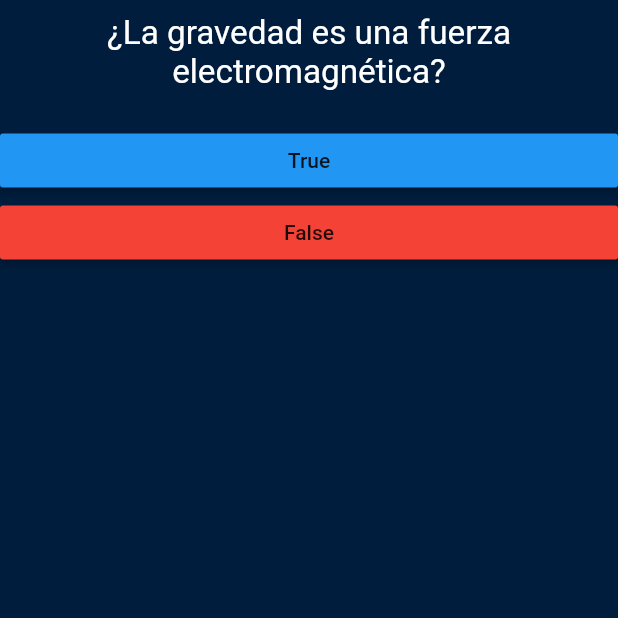
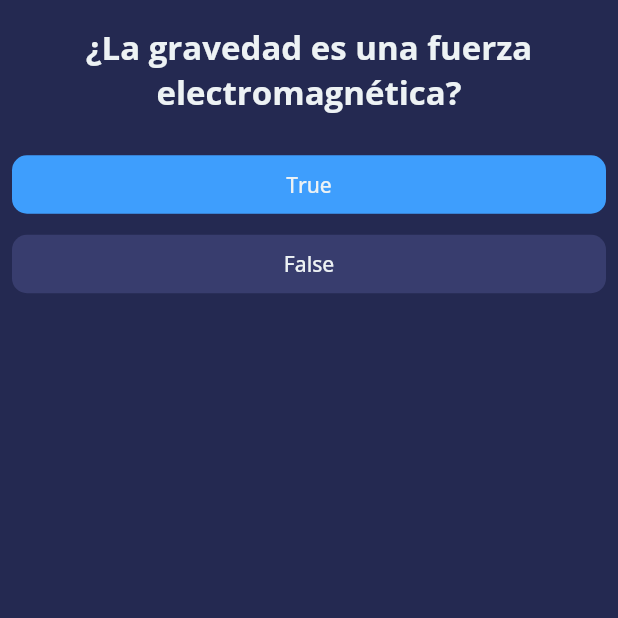
Before and after one commit to YerikAH/quizz-app, a Flutter app: the screen it shows after launch, on a phone screen of 412 x 824 dp, the top half of it. Run offline on Flutter 3.47's test engine with Material 2 defaults, Android fonts, the phone set to English and light mode, and no system bars.

Commit message:
add theme

```diff
--- a/lib/home_page.dart
+++ b/lib/home_page.dart
@@ -1,6 +1,7 @@
 import 'package:flutter/material.dart';
 import 'package:quizz/class/add_icon.dart';
 import 'package:quizz/class/quizz_brain.dart';
+import 'package:quizz/theme/theme_app.dart';
 import 'package:quizz/widgets/buttons_widget.dart';
 import 'package:quizz/widgets/question_widget.dart';
 
@@ -20,25 +21,27 @@ class _HomePageState extends State<HomePage> {
     setState(() {
       bool resultCorrect = user.getQuestionAnswer();
       functions.addIcon(resultCorrect, value, scoreKeep);
+      user.nextQuestion();
     });
   }
 
   @override
   Widget build(BuildContext context) {
     return Scaffold(
-      backgroundColor: const Color(0xff001d3d),
-      body: ListView(
-        children:  [
-          QuestionWidget(user: user),
-
-          const SizedBox(height: 15.0,),
-          ButtonsWidget(colorButton: Colors.blue, textButton: "True", addIcon: addIcon, valueCompare: true,),
-          ButtonsWidget(colorButton: Colors.red, textButton: "False", addIcon: addIcon, valueCompare: false),
-
-          Row(
-            children: scoreKeep
-          )
-        ],
+      body: Padding(
+        padding: const EdgeInsets.all(8.0),
+        child: ListView(
+          children:  [
+            QuestionWidget(user: user),
+            const SizedBox(height: 15.0,),
+            ButtonsWidget(colorButton: ThemeApp.blue, textButton: "True", addIcon: addIcon, valueCompare: true,),
+            const SizedBox(height: 5.0,),
+            ButtonsWidget(colorButton: ThemeApp.gray, textButton: "False", addIcon: addIcon, valueCompare: false),
+            // Row(
+            //   children: scoreKeep
+            // )
+          ],
+        ),
       )
     );
   }
--- a/lib/main.dart
+++ b/lib/main.dart
@@ -1,5 +1,6 @@
 import 'package:flutter/material.dart';
 import 'package:quizz/home_page.dart';
+import 'package:quizz/theme/theme_app.dart';
 
 void main() => runApp(const MyApp());
 
@@ -12,6 +13,7 @@ class MyApp extends StatelessWidget {
       debugShowCheckedModeBanner: false,
       title: 'Quizz App',
       home: HomePage(),
+      theme: ThemeApp.appConfig,
     );
   }
 }
--- /dev/null
+++ b/lib/theme/theme_app.dart
@@ -0,0 +1,27 @@
+
+import 'package:flutter/material.dart';
+class ThemeApp{
+  static const Color black = Color(0xff242951);
+  static const Color white = Color(0xffedf2f4);
+  static const Color red = Color(0xffef233c);
+  static const Color gray = Color(0xff383D6E);
+  static const Color blue = Color(0xff3E9EFD);
+
+  static final ThemeData appConfig = ThemeData.light().copyWith(
+    scaffoldBackgroundColor: black,
+    textTheme: ThemeData.light().textTheme.copyWith(
+      headline1: const TextStyle(
+        fontFamily: "Open Sans",
+        color: white,
+        fontSize: 22.0,
+        fontWeight: FontWeight.w700,
+      ),
+      subtitle1: const TextStyle(
+        fontFamily: "Open Sans",
+        color: white,
+        fontSize: 14.0,
+        fontWeight: FontWeight.w500,
+      )
+    )
+  );
+}
--- a/lib/widgets/buttons_widget.dart
+++ b/lib/widgets/buttons_widget.dart
@@ -9,14 +9,16 @@ class ButtonsWidget extends StatelessWidget {
 
   @override
   Widget build(BuildContext context) {
-    return  Container(
-    child: MaterialButton(
+    return  TextButton(
+      style: TextButton.styleFrom(
+        backgroundColor: colorButton,
+        padding: const EdgeInsets.all(10.0),
+        shape: RoundedRectangleBorder(borderRadius: BorderRadius.circular(10.0))
+      ),
       onPressed: (){
         addIcon(valueCompare);
       },
-      color: colorButton,
-      child: Text(textButton),
-    )
+      child: Text(textButton,style: Theme.of(context).textTheme.subtitle1,),
     );
   }
 }
--- a/lib/widgets/question_widget.dart
+++ b/lib/widgets/question_widget.dart
@@ -13,7 +13,7 @@ class QuestionWidget  extends StatelessWidget {
         child: Text(
           user.getQuestionText(),
           textAlign: TextAlign.center,
-          style: const TextStyle(fontSize: 22.2, color: Colors.white),
+          style: Theme.of(context).textTheme.headline1,
         ),
       )
     );
```
Also changed, not shown: pubspec.yaml (+13 -11 lines), assets/fonts/OpenSans-Italic.ttf (deleted).
